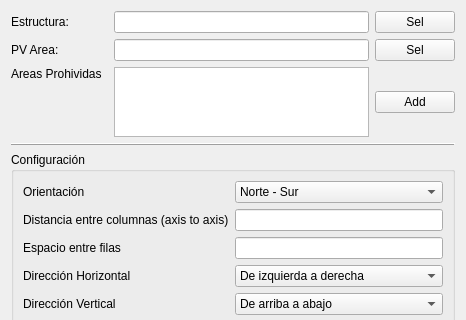
Old version of the form PVPlantPlacement.ui in the repository JavierBrana/PVPlant; both pictures show x 0 to 466 and y 0 to 320 of the 466 by 577 pixel window.
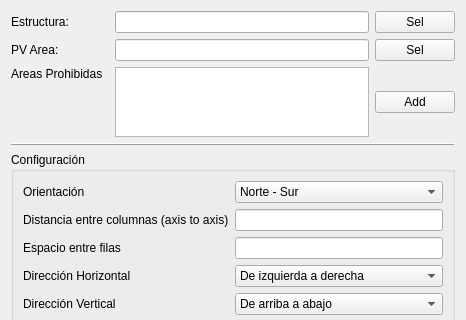
New version of the form.

What changed in the file:
```diff
--- a/PVPlantPlacement.ui
+++ b/PVPlantPlacement.ui
@@ -8,7 +8,7 @@
     <x>0</x>
     <y>0</y>
     <width>466</width>
-    <height>514</height>
+    <height>568</height>
    </rect>
   </property>
   <property name="windowTitle">
@@ -37,7 +37,7 @@
    <item row="2" column="0">
     <widget class="QLabel" name="label_8">
      <property name="text">
-      <string>Areas Prohividas</string>
+      <string>Areas Prohibidas</string>
      </property>
      <property name="alignment">
       <set>Qt::AlignLeading|Qt::AlignLeft|Qt::AlignTop</set>
```
